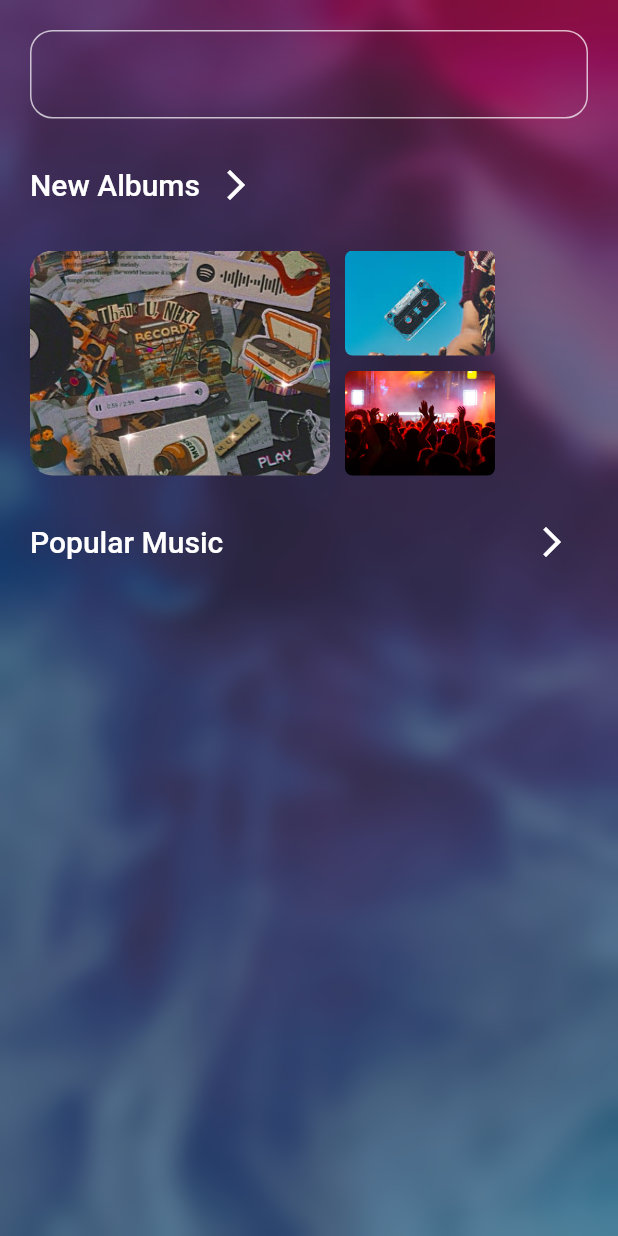
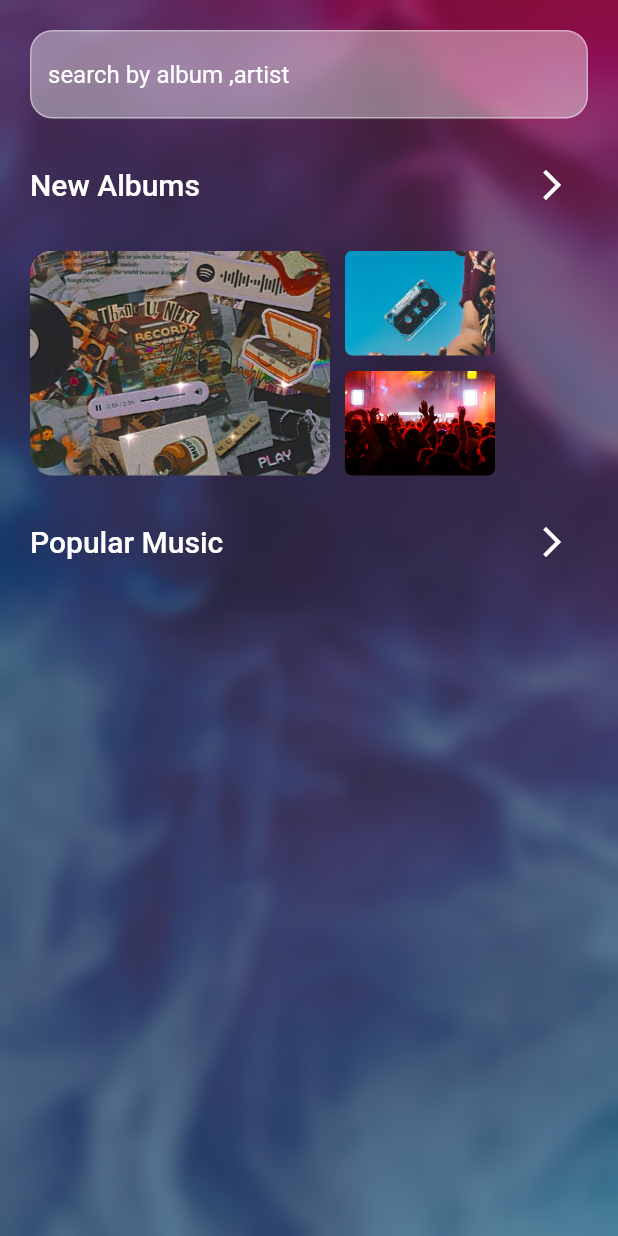
Before and after one commit to KirubaKaran2001/wave_tune, a Flutter app: the HomeScreen screen opened directly, on a phone screen of 412 x 824 dp. Run offline on Flutter 3.47's test engine with Material 2 defaults, Android fonts, the light colour scheme and no system bars; our stand-ins replace audioplayers, google_fonts; Roboto replaces fonts that are missing (Ubuntu).

Commit message:
rough commit

```diff
--- a/lib/screens/home_screen.dart
+++ b/lib/screens/home_screen.dart
@@ -20,6 +20,7 @@ class _HomeScreenState extends State<HomeScreen> {
   Widget build(BuildContext context) {
     return SafeArea(
       child: Scaffold(
+        extendBody: true,
         body: Stack(
           children: [
             Image.asset(
@@ -45,27 +46,26 @@ class _HomeScreenState extends State<HomeScreen> {
                     child: SingleChildScrollView(
                       child: Column(
                         children: [
-                          Column(
-                            children: [
-                              BackdropFilter(
-                                filter: ImageFilter.blur(
-                                  sigmaX: 5,
-                                  sigmaY: 5,
-                                ),
+                          Container(
+                            decoration: BoxDecoration(
+                                color: Colors.white70.withOpacity(0.4),
+                                borderRadius: BorderRadius.circular(15)),
                             child: TextFormField(
                               style: textFormTextStyle,
                               decoration: InputDecoration(
+                                hintText: 'search by album ,artist',
+                                hintStyle: textFormTextStyle,
                                 fillColor: Colors.white.withOpacity(0.2),
                                 focusedBorder: OutlineInputBorder(
                                   borderRadius: BorderRadius.circular(15.0),
-                                      borderSide: const BorderSide(
-                                        color: Colors.white70,
+                                  borderSide: BorderSide(
+                                    color: Colors.white70.withOpacity(0.4),
                                   ),
                                 ),
                                 enabledBorder: OutlineInputBorder(
                                   borderRadius: BorderRadius.circular(15.0),
-                                      borderSide: const BorderSide(
-                                        color: Colors.white70,
+                                  borderSide: BorderSide(
+                                    color: Colors.white70.withOpacity(0.4),
                                   ),
                                 ),
                               ),
@@ -83,6 +83,7 @@ class _HomeScreenState extends State<HomeScreen> {
                                   fontSize: 20,
                                 ),
                               ),
+                              const Spacer(),
                               IconButton(
                                 onPressed: () {},
                                 icon: const Icon(
@@ -170,9 +171,17 @@ class _HomeScreenState extends State<HomeScreen> {
                               ),
                             ],
                           ),
-                            ],
-                          ),
-
+                          // Expanded(
+                          //   child: ListView.builder(
+                          //     itemCount: 10,
+                          //     itemBuilder: (context, index) {
+                          //       return const Padding(
+                          //         padding: EdgeInsets.all(10.0),
+                          //         child: MusicTile(),
+                          //       );
+                          //     },
+                          //   ),
+                          // ),
                         ],
                       ),
                     ),
```
Lines whose indentation alone changed are shown as unchanged.
